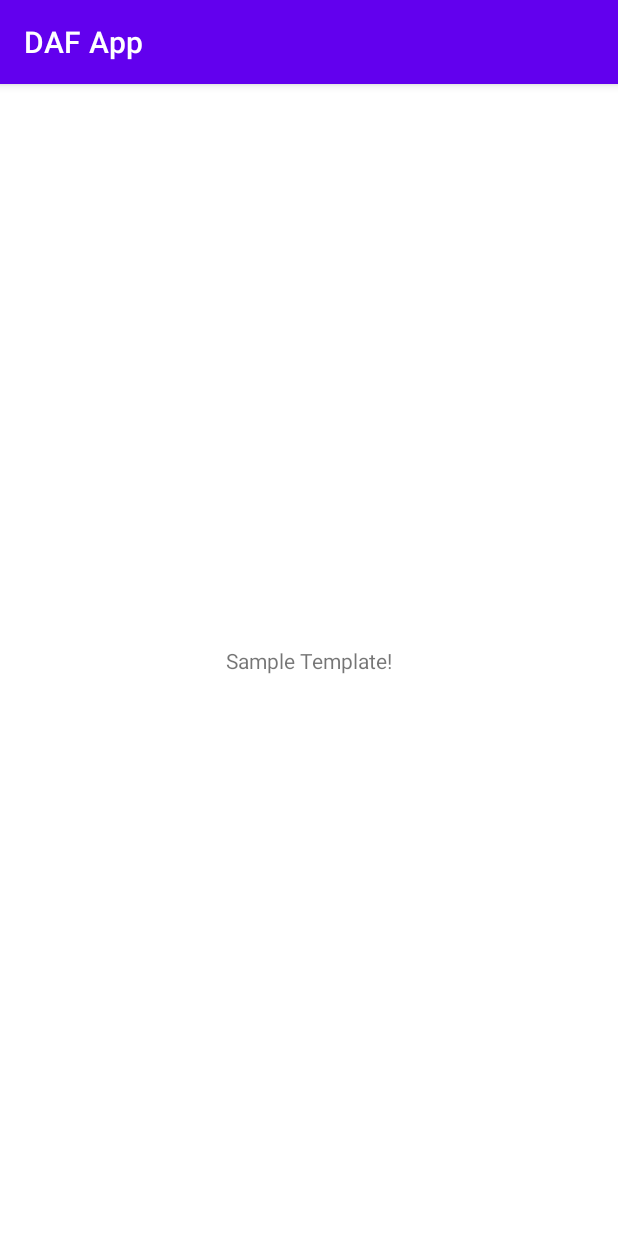
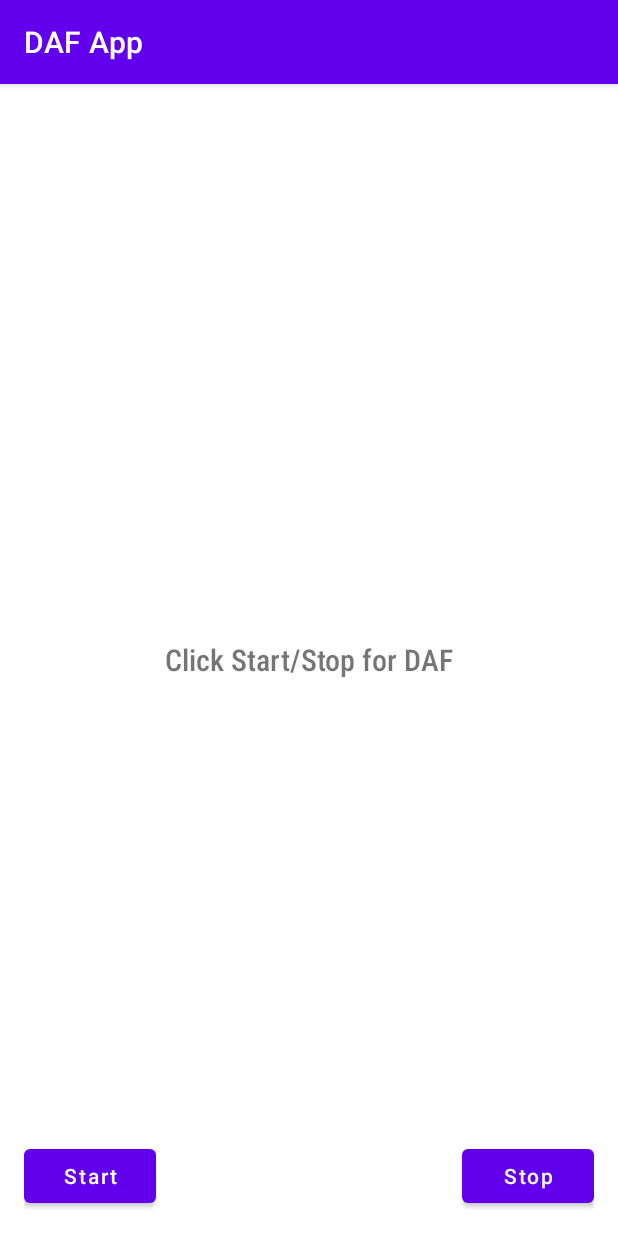
Before and after one commit to Anshul1507/Delayed-Auditory-Feedback, an Android app: the screen it shows after launch (MainActivity), on a phone screen of 412 x 824 dp. Run offline under Robolectric (Android 15) with nearby library versions, the phone set to English and light mode, and no system bars.

Commit message:
Update: Lvl 1 UI

```diff
--- a/app/src/main/res/layout/activity_main.xml
+++ b/app/src/main/res/layout/activity_main.xml
@@ -1,18 +1,34 @@
 <?xml version="1.0" encoding="utf-8"?>
-<androidx.constraintlayout.widget.ConstraintLayout xmlns:android="http://schemas.android.com/apk/res/android"
-    xmlns:app="http://schemas.android.com/apk/res-auto"
+<RelativeLayout xmlns:android="http://schemas.android.com/apk/res/android"
     xmlns:tools="http://schemas.android.com/tools"
     android:layout_width="match_parent"
     android:layout_height="match_parent"
+    android:padding="16dp"
     tools:context=".MainActivity">
 
     <TextView
         android:layout_width="wrap_content"
         android:layout_height="wrap_content"
-        android:text="Sample Template!"
-        app:layout_constraintBottom_toBottomOf="parent"
-        app:layout_constraintLeft_toLeftOf="parent"
-        app:layout_constraintRight_toRightOf="parent"
-        app:layout_constraintTop_toTopOf="parent" />
+        android:layout_centerInParent="true"
+        android:fontFamily="sans-serif-condensed-medium"
+        android:text="Click Start/Stop for DAF"
+        android:textSize="20sp" />
 
-</androidx.constraintlayout.widget.ConstraintLayout>
+    <Button
+        android:id="@+id/button_start"
+        android:layout_width="wrap_content"
+        android:layout_height="wrap_content"
+        android:layout_alignParentBottom="true"
+        android:text="Start"
+        android:textAllCaps="false" />
+
+    <Button
+        android:id="@+id/button_stop"
+        android:layout_width="wrap_content"
+        android:layout_height="wrap_content"
+        android:layout_alignParentRight="true"
+        android:layout_alignParentBottom="true"
+        android:text="Stop"
+        android:textAllCaps="false" />
+
+</RelativeLayout>
```
